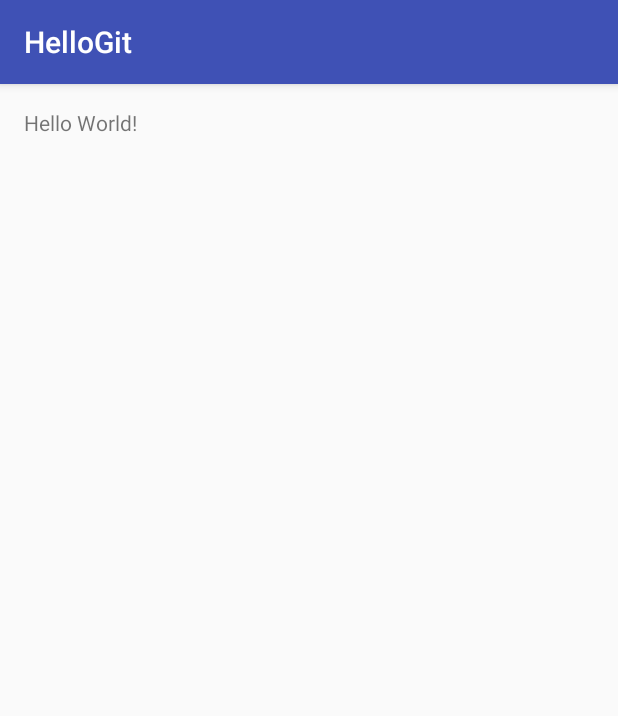
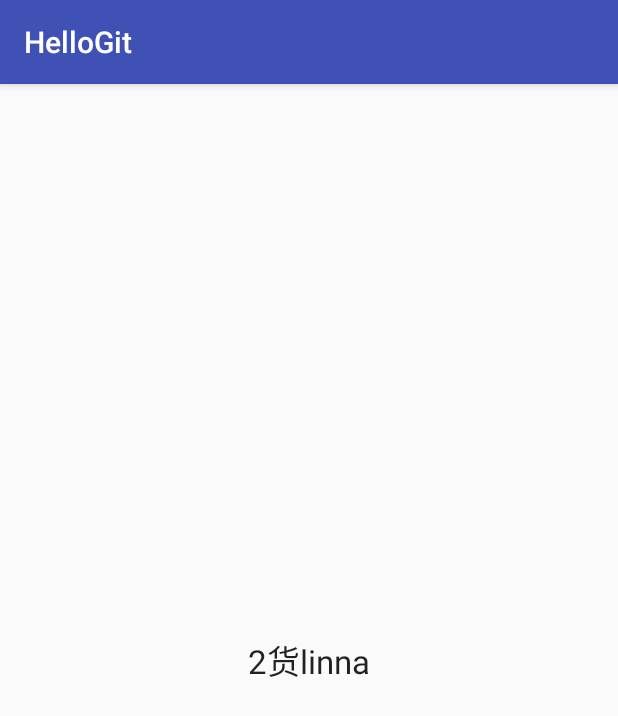
Before and after one commit to 443070582/HelloGit, an Android app: the screen it shows after launch (MainActivity), on a phone screen of 412 x 824 dp. Shown: the top 716 px of the screen. Run offline under Robolectric (Android 15) with nearby library versions, the phone set to English and light mode, and no system bars.

Commit message:
first 修改

```diff
--- a/app/src/main/res/layout/activity_main.xml
+++ b/app/src/main/res/layout/activity_main.xml
@@ -10,8 +10,13 @@
     android:paddingTop="@dimen/activity_vertical_margin"
     tools:context="com.mylina.hellogit.MainActivity">
 
+
       <TextView
           android:layout_width="wrap_content"
           android:layout_height="wrap_content"
-          android:text="Hello World!"/>
+          android:textAppearance="?android:attr/textAppearanceLarge"
+          android:text="2货linna"
+          android:id="@+id/textView"
+          android:layout_centerVertical="true"
+          android:layout_centerHorizontal="true"/>
 </RelativeLayout>
```
